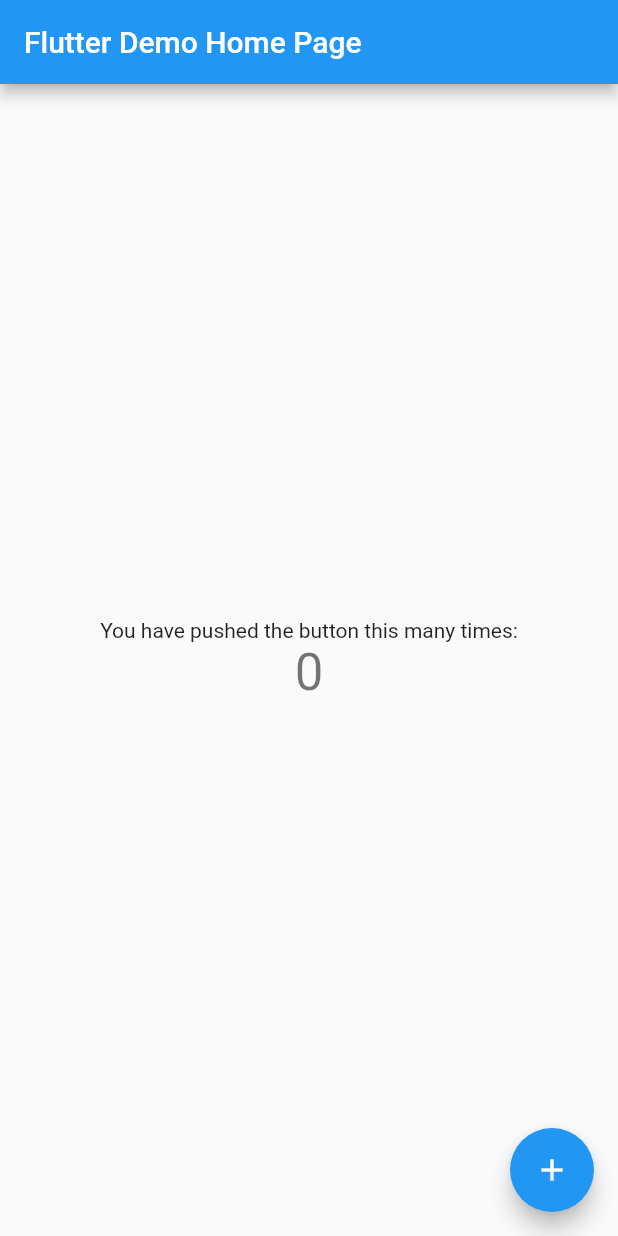
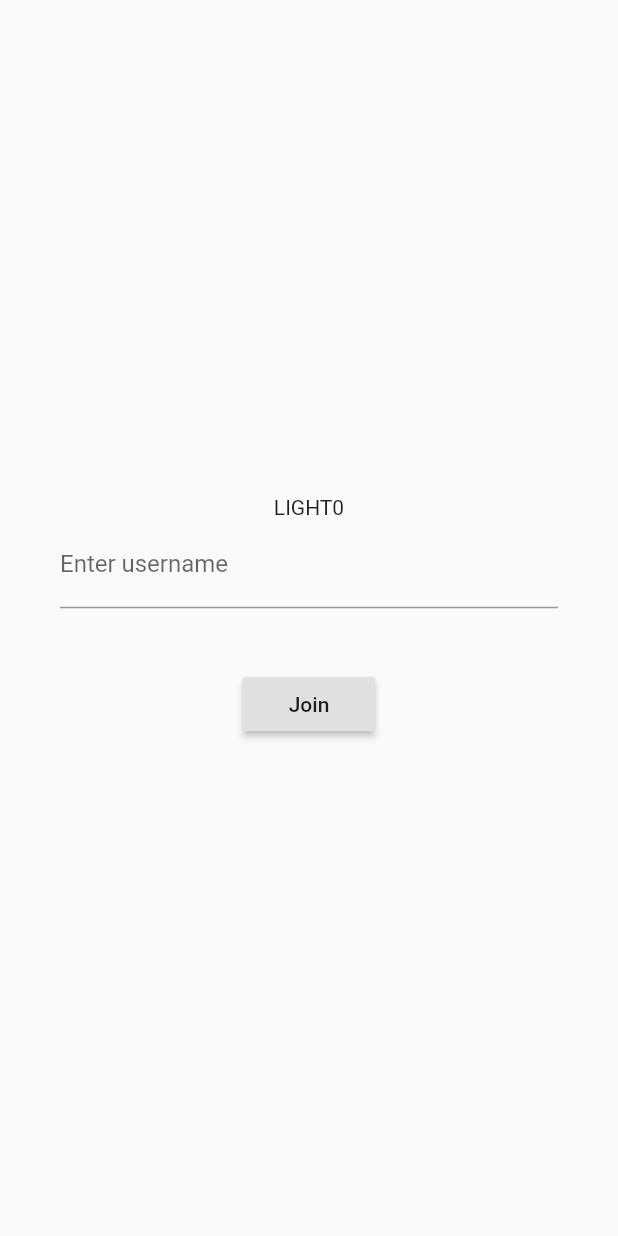
Before and after one commit to tamari-gray/light0, a Flutter app: the screen it shows after launch, on a phone screen of 412 x 824 dp. Run offline on Flutter 3.47's test engine with Material 2 defaults, Android fonts, the phone set to English and light mode, and no system bars.

Commit message:
sign up front end with basic validation

```diff
--- a/lib/main.dart
+++ b/lib/main.dart
@@ -1,4 +1,5 @@
 import 'package:flutter/material.dart';
+import 'package:light/screens/signUp.dart';
 
 void main() {
   runApp(MyApp());
@@ -26,7 +27,7 @@ class MyApp extends StatelessWidget {
         // closer together (more dense) than on mobile platforms.
         visualDensity: VisualDensity.adaptivePlatformDensity,
       ),
-      home: MyHomePage(title: 'Flutter Demo Home Page'),
+      home: LoginAnon(),
     );
   }
 }
--- /dev/null
+++ b/lib/screens/signUp.dart
@@ -0,0 +1,56 @@
+import 'package:flutter/material.dart';
+
+class LoginAnon extends StatefulWidget {
+  @override
+  _LoginAnonState createState() => _LoginAnonState();
+}
+
+class _LoginAnonState extends State<LoginAnon> {
+  final _formKey = GlobalKey<FormState>();
+  @override
+  Widget build(BuildContext context) {
+    return Scaffold(
+      body: Container(
+        child: Form(
+          key: _formKey,
+          child: Column(
+            crossAxisAlignment: CrossAxisAlignment.center,
+            mainAxisAlignment: MainAxisAlignment.center,
+            children: <Widget>[
+              Text("LIGHT0"),
+              Padding(
+                padding: const EdgeInsets.fromLTRB(40, 0, 40, 40),
+                child: Center(
+                  child: TextFormField(
+                    decoration: InputDecoration(labelText: 'Enter username'),
+                    // The validator receives the text that the user has entered.
+
+                    // validation : check if username has been taken?? ////////////////////////////////////
+
+                    validator: (value) {
+                      if (value.isEmpty) {
+                        return 'Please enter username';
+                      }
+                      return null;
+                    },
+                  ),
+                ),
+              ),
+              RaisedButton(
+                onPressed: () {
+                  if (_formKey.currentState.validate()) {
+                    // SAVE TO FIREBASE
+
+                    Scaffold.of(context).showSnackBar(
+                        SnackBar(content: Text('Processing Data')));
+                  }
+                },
+                child: Text('Join'),
+              ),
+            ],
+          ),
+        ),
+      ),
+    );
+  }
+}
```
Also changed, not shown: 1 other file.
